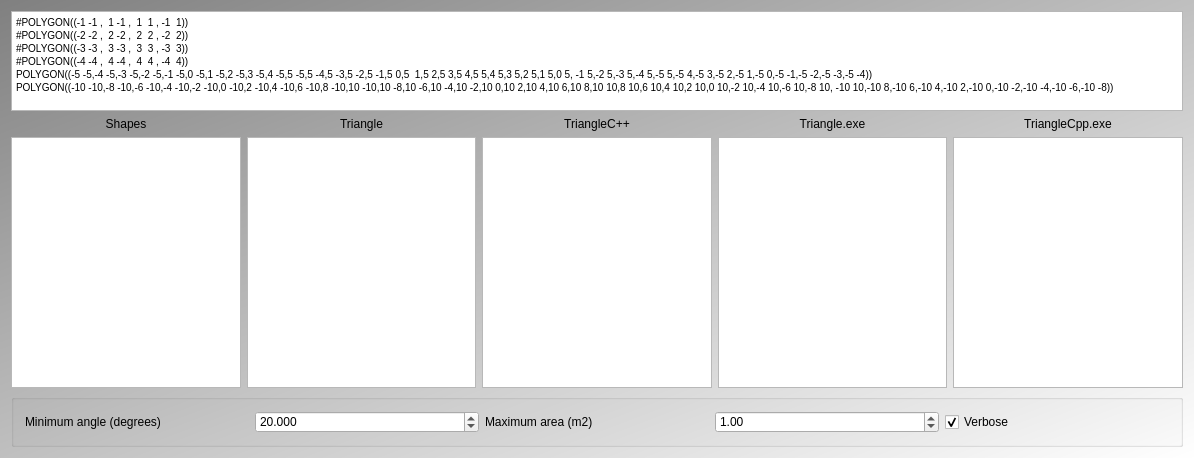
Old version of the form Tools/ToolTestTriangle/qttesttrianglemaindialog.ui in the repository richelbilderbeek/ProjectRichelBilderbeek.
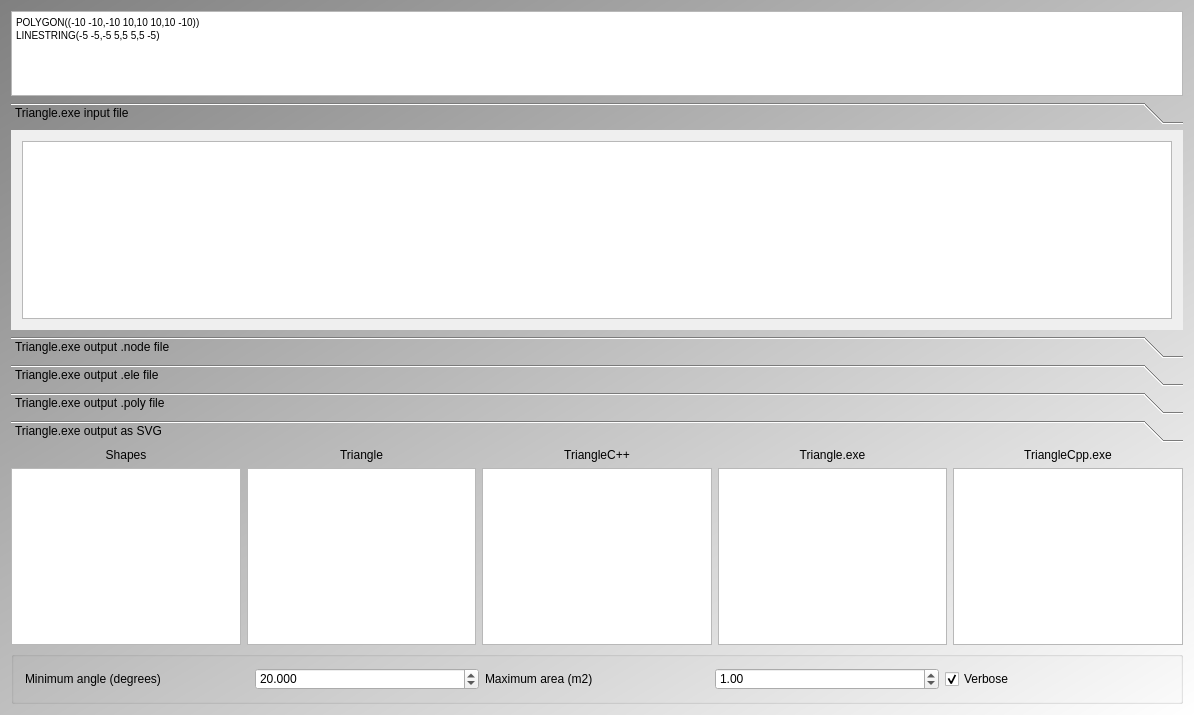
New version of the form. The open tabs and pages were chosen to show the change. Icons and pictures are not drawn. Custom widgets are drawn as their Qt base class.

Diff of the .ui file:
```diff
--- a/Tools/ToolTestTriangle/qttesttrianglemaindialog.ui
+++ b/Tools/ToolTestTriangle/qttesttrianglemaindialog.ui
@@ -10,7 +10,7 @@
     <x>0</x>
     <y>0</y>
     <width>1194</width>
-    <height>458</height>
+    <height>715</height>
    </rect>
   </property>
   <property name="sizePolicy">
@@ -41,164 +41,7 @@
 </string>
   </property>
   <layout class="QGridLayout" name="gridLayout">
-   <item row="1" column="0">
-    <widget class="QLabel" name="label_shapes">
-     <property name="text">
-      <string>Shapes</string>
-     </property>
-     <property name="alignment">
-      <set>Qt::AlignCenter</set>
-     </property>
-    </widget>
-   </item>
-   <item row="1" column="1">
-    <widget class="QLabel" name="label_triangle">
-     <property name="text">
-      <string>Triangle</string>
-     </property>
-     <property name="alignment">
-      <set>Qt::AlignCenter</set>
-     </property>
-    </widget>
-   </item>
-   <item row="1" column="2">
-    <widget class="QLabel" name="label_triangle_cpp">
-     <property name="text">
-      <string>TriangleC++</string>
-     </property>
-     <property name="alignment">
-      <set>Qt::AlignCenter</set>
-     </property>
-    </widget>
-   </item>
-   <item row="2" column="0">
-    <widget class="ribi::QtNavigationableGraphicsView" name="view">
-     <property name="sizePolicy">
-      <sizepolicy hsizetype="Expanding" vsizetype="Expanding">
-       <horstretch>0</horstretch>
-       <verstretch>0</verstretch>
-      </sizepolicy>
-     </property>
-     <property name="minimumSize">
-      <size>
-       <width>0</width>
-       <height>0</height>
-      </size>
-     </property>
-    </widget>
-   </item>
-   <item row="2" column="1">
-    <widget class="ribi::QtNavigationableGraphicsView" name="view_triangle_mesh">
-     <property name="sizePolicy">
-      <sizepolicy hsizetype="Expanding" vsizetype="Expanding">
-       <horstretch>0</horstretch>
-       <verstretch>0</verstretch>
-      </sizepolicy>
-     </property>
-     <property name="minimumSize">
-      <size>
-       <width>0</width>
-       <height>0</height>
-      </size>
-     </property>
-    </widget>
-   </item>
-   <item row="2" column="2">
-    <widget class="ribi::QtNavigationableGraphicsView" name="view_triangle_cpp_mesh">
-     <property name="sizePolicy">
-      <sizepolicy hsizetype="Expanding" vsizetype="Expanding">
-       <horstretch>0</horstretch>
-       <verstretch>0</verstretch>
-      </sizepolicy>
-     </property>
-     <property name="minimumSize">
-      <size>
-       <width>0</width>
-       <height>0</height>
-      </size>
-     </property>
-    </widget>
-   </item>
-   <item row="1" column="4">
-    <widget class="QLabel" name="label_triangle_cpp_exe">
-     <property name="text">
-      <string>TriangleCpp.exe</string>
-     </property>
-     <property name="alignment">
-      <set>Qt::AlignCenter</set>
-     </property>
-    </widget>
-   </item>
-   <item row="2" column="4">
-    <widget class="ribi::QtNavigationableGraphicsView" name="view_triangle_cpp_mesh_exe">
-     <property name="sizePolicy">
-      <sizepolicy hsizetype="Expanding" vsizetype="Expanding">
-       <horstretch>0</horstretch>
-       <verstretch>0</verstretch>
-      </sizepolicy>
-     </property>
-     <property name="minimumSize">
-      <size>
-       <width>0</width>
-       <height>0</height>
-      </size>
-     </property>
-    </widget>
-   </item>
-   <item row="2" column="3">
-    <widget class="ribi::QtNavigationableGraphicsView" name="view_triangle_mesh_exe">
-     <property name="sizePolicy">
-      <sizepolicy hsizetype="Expanding" vsizetype="Expanding">
-       <horstretch>0</horstretch>
-       <verstretch>0</verstretch>
-      </sizepolicy>
-     </property>
-     <property name="minimumSize">
-      <size>
-       <width>0</width>
-       <height>0</height>
-      </size>
-     </property>
-    </widget>
-   </item>
-   <item row="1" column="3">
-    <widget class="QLabel" name="label_triangle_exe">
-     <property name="text">
-      <string>Triangle.exe</string>
-     </property>
-     <property name="alignment">
-      <set>Qt::AlignCenter</set>
-     </property>
-    </widget>
-   </item>
-   <item row="0" column="0" colspan="5">
-    <widget class="QPlainTextEdit" name="edit_shapes">
-     <property name="sizePolicy">
-      <sizepolicy hsizetype="Expanding" vsizetype="Maximum">
-       <horstretch>0</horstretch>
-       <verstretch>0</verstretch>
-      </sizepolicy>
-     </property>
-     <property name="maximumSize">
-      <size>
-       <width>16777215</width>
-       <height>100</height>
-      </size>
-     </property>
-     <property name="lineWrapMode">
-      <enum>QPlainTextEdit::NoWrap</enum>
-     </property>
-     <property name="plainText">
-      <string>#POLYGON((-1 -1 ,  1 -1 ,  1  1 , -1  1))
-#POLYGON((-2 -2 ,  2 -2 ,  2  2 , -2  2))
-#POLYGON((-3 -3 ,  3 -3 ,  3  3 , -3  3))
-#POLYGON((-4 -4 ,  4 -4 ,  4  4 , -4  4))
-POLYGON((-5 -5,-4 -5,-3 -5,-2 -5,-1 -5,0 -5,1 -5,2 -5,3 -5,4 -5,5 -5,5 -4,5 -3,5 -2,5 -1,5 0,5  1,5 2,5 3,5 4,5 5,4 5,3 5,2 5,1 5,0 5, -1 5,-2 5,-3 5,-4 5,-5 5,-5 4,-5 3,-5 2,-5 1,-5 0,-5 -1,-5 -2,-5 -3,-5 -4))
-POLYGON((-10 -10,-8 -10,-6 -10,-4 -10,-2 -10,0 -10,2 -10,4 -10,6 -10,8 -10,10 -10,10 -8,10 -6,10 -4,10 -2,10 0,10 2,10 4,10 6,10 8,10 10,8 10,6 10,4 10,2 10,0 10,-2 10,-4 10,-6 10,-8 10, -10 10,-10 8,-10 6,-10 4,-10 2,-10 0,-10 -2,-10 -4,-10 -6,-10 -8))</string>
-     </property>
-    </widget>
-   </item>
-   <item row="4" column="0" colspan="5">
+   <item row="5" column="0" colspan="5">
     <widget class="QGroupBox" name="box_parameters">
      <property name="title">
       <string/>
@@ -260,6 +103,236 @@
      </layout>
     </widget>
    </item>
+   <item row="3" column="4">
+    <widget class="ribi::QtNavigationableGraphicsView" name="view_triangle_cpp_mesh_exe">
+     <property name="sizePolicy">
+      <sizepolicy hsizetype="Expanding" vsizetype="Expanding">
+       <horstretch>0</horstretch>
+       <verstretch>0</verstretch>
+      </sizepolicy>
+     </property>
+     <property name="minimumSize">
+      <size>
+       <width>0</width>
+       <height>0</height>
+      </size>
+     </property>
+    </widget>
+   </item>
+   <item row="2" column="4">
+    <widget class="QLabel" name="label_triangle_cpp_exe">
+     <property name="text">
+      <string>TriangleCpp.exe</string>
+     </property>
+     <property name="alignment">
+      <set>Qt::AlignCenter</set>
+     </property>
+    </widget>
+   </item>
+   <item row="3" column="2">
+    <widget class="ribi::QtNavigationableGraphicsView" name="view_triangle_cpp_mesh">
+     <property name="sizePolicy">
+      <sizepolicy hsizetype="Expanding" vsizetype="Expanding">
+       <horstretch>0</horstretch>
+       <verstretch>0</verstretch>
+      </sizepolicy>
+     </property>
+     <property name="minimumSize">
+      <size>
+       <width>0</width>
+       <height>0</height>
+      </size>
+     </property>
+    </widget>
+   </item>
+   <item row="3" column="1">
+    <widget class="ribi::QtNavigationableGraphicsView" name="view_triangle_mesh">
+     <property name="sizePolicy">
+      <sizepolicy hsizetype="Expanding" vsizetype="Expanding">
+       <horstretch>0</horstretch>
+       <verstretch>0</verstretch>
+      </sizepolicy>
+     </property>
+     <property name="minimumSize">
+      <size>
+       <width>0</width>
+       <height>0</height>
+      </size>
+     </property>
+    </widget>
+   </item>
+   <item row="3" column="0">
+    <widget class="ribi::QtNavigationableGraphicsView" name="view">
+     <property name="sizePolicy">
+      <sizepolicy hsizetype="Expanding" vsizetype="Expanding">
+       <horstretch>0</horstretch>
+       <verstretch>0</verstretch>
+      </sizepolicy>
+     </property>
+     <property name="minimumSize">
+      <size>
+       <width>0</width>
+       <height>0</height>
+      </size>
+     </property>
+    </widget>
+   </item>
+   <item row="2" column="2">
+    <widget class="QLabel" name="label_triangle_cpp">
+     <property name="text">
+      <string>TriangleC++</string>
+     </property>
+     <property name="alignment">
+      <set>Qt::AlignCenter</set>
+     </property>
+    </widget>
+   </item>
+   <item row="2" column="1">
+    <widget class="QLabel" name="label_triangle">
+     <property name="text">
+      <string>Triangle</string>
+     </property>
+     <property name="alignment">
+      <set>Qt::AlignCenter</set>
+     </property>
+    </widget>
+   </item>
+   <item row="2" column="0">
+    <widget class="QLabel" name="label_shapes">
+     <property name="text">
+      <string>Shapes</string>
+     </property>
+     <property name="alignment">
+      <set>Qt::AlignCenter</set>
+     </property>
+    </widget>
+   </item>
+   <item row="3" column="3">
+    <widget class="ribi::QtNavigationableGraphicsView" name="view_triangle_mesh_exe">
+     <property name="sizePolicy">
+      <sizepolicy hsizetype="Expanding" vsizetype="Expanding">
+       <horstretch>0</horstretch>
+       <verstretch>0</verstretch>
+      </sizepolicy>
+     </property>
+     <property name="minimumSize">
+      <size>
+       <width>0</width>
+       <height>0</height>
+      </size>
+     </property>
+    </widget>
+   </item>
+   <item row="2" column="3">
+    <widget class="QLabel" name="label_triangle_exe">
+     <property name="text">
+      <string>Triangle.exe</string>
+     </property>
+     <property name="alignment">
+      <set>Qt::AlignCenter</set>
+     </property>
+    </widget>
+   </item>
+   <item row="0" column="0" colspan="5">
+    <widget class="QPlainTextEdit" name="edit_shapes">
+     <property name="sizePolicy">
+      <sizepolicy hsizetype="Expanding" vsizetype="Maximum">
+       <horstretch>0</horstretch>
+       <verstretch>0</verstretch>
+      </sizepolicy>
+     </property>
+     <property name="maximumSize">
+      <size>
+       <width>16777215</width>
+       <height>100</height>
+      </size>
+     </property>
+     <property name="lineWrapMode">
+      <enum>QPlainTextEdit::NoWrap</enum>
+     </property>
+     <property name="plainText">
+      <string>POLYGON((-10 -10,-10 10,10 10,10 -10))
+LINESTRING(-5 -5,-5 5,5 5,5 -5)</string>
+     </property>
+    </widget>
+   </item>
+   <item row="1" column="0" colspan="5">
+    <widget class="QToolBox" name="toolBox">
+     <property name="currentIndex">
+      <number>4</number>
+     </property>
+     <widget class="QWidget" name="page">
+      <property name="geometry">
+       <rect>
+        <x>0</x>
+        <y>0</y>
+        <width>1176</width>
+        <height>202</height>
+       </rect>
+      </property>
+      <attribute name="label">
+       <string>Triangle.exe input file</string>
+      </attribute>
+      <layout class="QGridLayout" name="gridLayout_2">
+       <item row="0" column="0">
+        <widget class="QPlainTextEdit" name="text_triangle_input_file">
+         <property name="readOnly">
+          <bool>true</bool>
+         </property>
+        </widget>
+       </item>
+      </layout>
+     </widget>
+     <widget class="QWidget" name="page_2">
+      <property name="geometry">
+       <rect>
+        <x>0</x>
+        <y>0</y>
+        <width>1176</width>
+        <height>202</height>
+       </rect>
+      </property>
+      <attribute name="label">
+       <string>Triangle.exe output .node file</string>
+      </attribute>
+      <layout class="QGridLayout" name="gridLayout_3">
+       <item row="0" column="0">
+        <widget class="QPlainTextEdit" name="text_triangle_output_nodefile"/>
+       </item>
+      </layout>
+     </widget>
+     <widget class="QWidget" name="page_3">
+      <attribute name="label">
+       <string>Triangle.exe output .ele file</string>
+      </attribute>
+      <layout class="QGridLayout" name="gridLayout_6">
+       <item row="0" column="0">
+        <widget class="QPlainTextEdit" name="text_triangle_output_elefile"/>
+       </item>
+      </layout>
+     </widget>
+     <widget class="QWidget" name="page_4">
+      <attribute name="label">
+       <string>Triangle.exe output .poly file</string>
+      </attribute>
+      <layout class="QGridLayout" name="gridLayout_5">
+       <item row="0" column="0">
+        <widget class="QPlainTextEdit" name="text_triangle_output_polyfile"/>
+       </item>
+      </layout>
+     </widget>
+     <widget class="QWidget" name="page_5">
+      <attribute name="label">
+       <string>Triangle.exe output as SVG</string>
+      </attribute>
+      <layout class="QGridLayout" name="gridLayout_4">
+       <item row="0" column="0">
+        <widget class="QPlainTextEdit" name="text_triangle_output_as_svg"/>
+       </item>
+      </layout>
+     </widget>
+    </widget>
+   </item>
   </layout>
  </widget>
  <layoutdefault spacing="6" margin="11"/>
```
